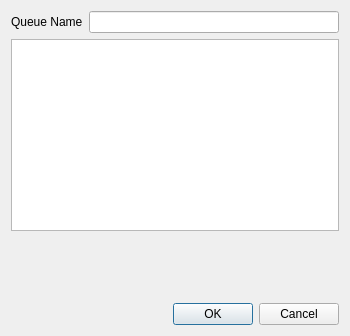
Before: the Qt Designer form libs/delilah/gui/forms/LoadExistingQueueDlg.ui in telefonicaid/fiware-cosmos-platform, drawn with Qt 5.
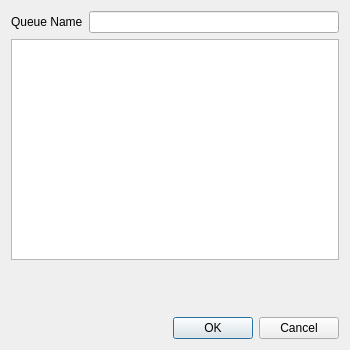
After: the same form once the commit is applied.

Commit message: data types available on the platform are loaded on startup. Added dialog for creating KV queues - not functional yet, but already loading data types.

What changed in the file:
```diff
--- a/libs/delilah/gui/forms/LoadExistingQueueDlg.ui
+++ b/libs/delilah/gui/forms/LoadExistingQueueDlg.ui
@@ -7,13 +7,13 @@
     <x>0</x>
     <y>0</y>
     <width>350</width>
-    <height>336</height>
+    <height>350</height>
    </rect>
   </property>
   <property name="windowTitle">
    <string>Load Queue</string>
   </property>
-  <layout class="QVBoxLayout" name="mainLayout" stretch="0,0,1,0">
+  <layout class="QVBoxLayout" name="mainLayout" stretch="0,1,0,0">
    <item>
     <layout class="QHBoxLayout" name="horizontalLayout">
      <item>
@@ -63,6 +63,12 @@
        <property name="enabled">
         <bool>true</bool>
        </property>
+       <property name="minimumSize">
+        <size>
+         <width>41</width>
+         <height>45</height>
+        </size>
+       </property>
        <property name="text">
         <string/>
        </property>
@@ -70,6 +76,12 @@
      </item>
      <item>
       <widget class="QLabel" name="errorLabel">
+       <property name="sizePolicy">
+        <sizepolicy hsizetype="Preferred" vsizetype="Preferred">
+         <horstretch>0</horstretch>
+         <verstretch>0</verstretch>
+        </sizepolicy>
+       </property>
        <property name="text">
         <string/>
        </property>
```
The commit also changes 22 other files.
